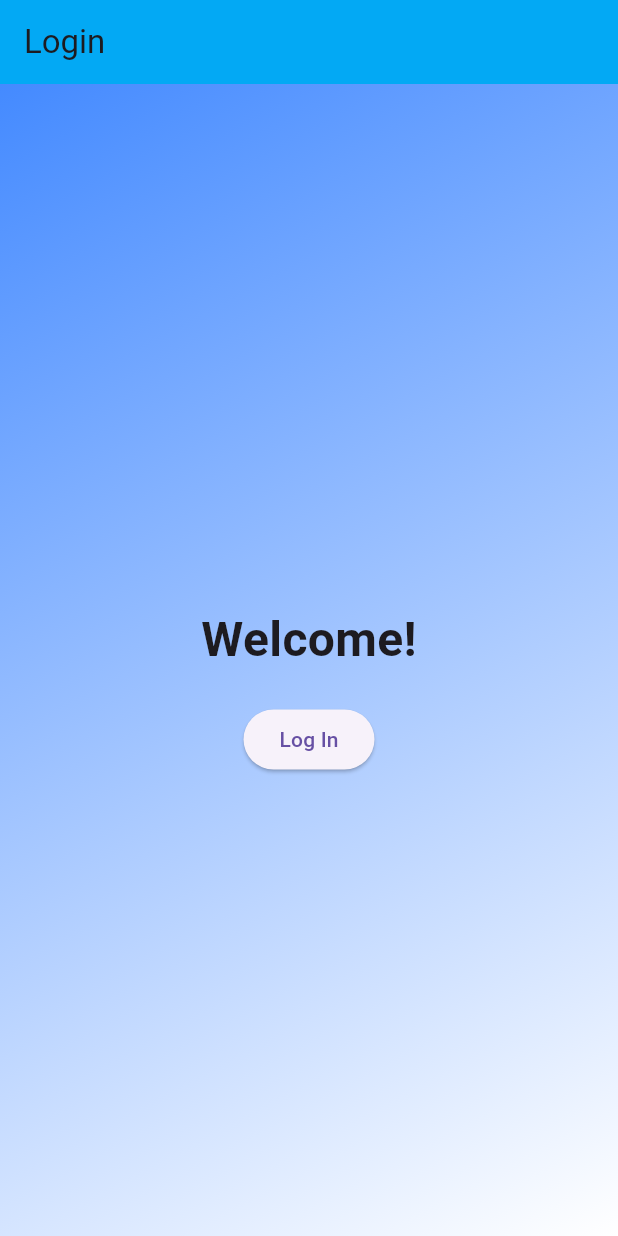
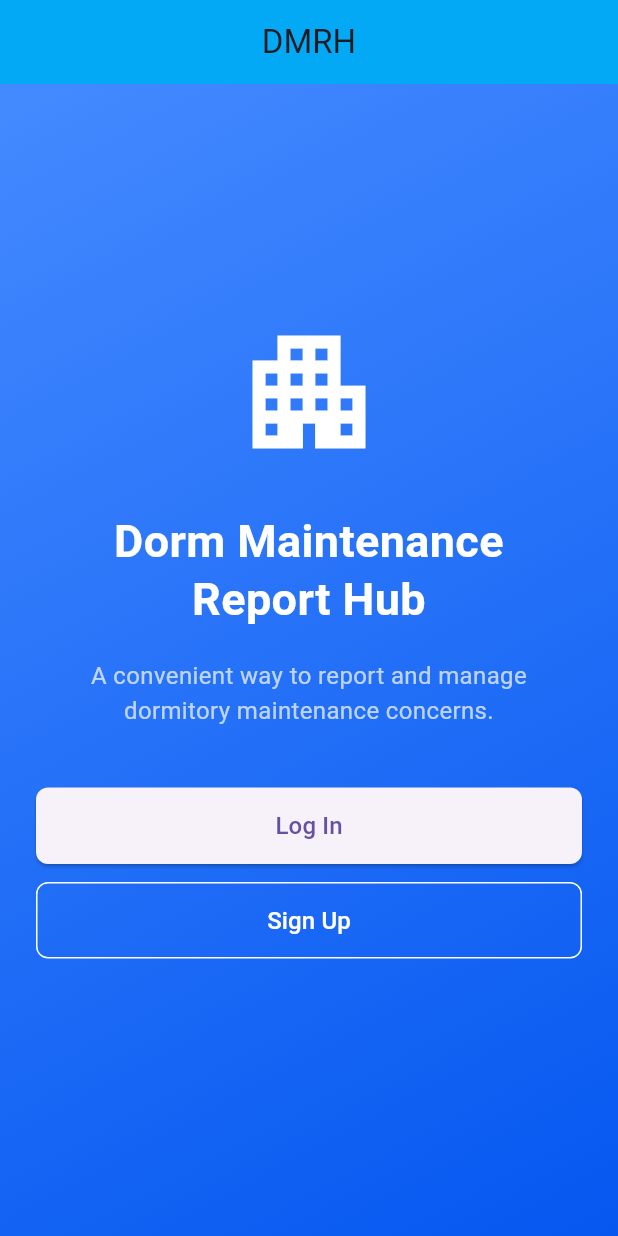
Before and after one commit to simonbravo64/maintenance-report, a Flutter app: the screen it shows after launch, on a phone screen of 412 x 824 dp. Run offline on Flutter 3.47's test engine with Material 3 defaults, Android fonts, the phone set to English and light mode, and no system bars; our stand-ins replace cloud_firestore, firebase_auth, firebase_core, image_picker; missing offline and left inert: mailer; accounts and stored records are empty.

Commit message:
added signup page, forgot password button to login page, and edited home page

```diff
--- a/lib/admin_panel_page.dart
+++ b/lib/admin_panel_page.dart
@@ -16,7 +16,7 @@ class AdminPanelState extends State<AdminPanel> {
   final TextEditingController passwordController = TextEditingController();
   final TextEditingController nameController = TextEditingController();
 
-  String selectedRole = 'dorm_manager'; // Default role
+  String selectedRole = 'user'; // Default role
   String? _userRole;
 
 
@@ -176,7 +176,7 @@ class AdminPanelState extends State<AdminPanel> {
                       selectedRole = value!;
                     });
                   },
-                  items: ['dorm_manager', 'admin', 'superadmin']
+                  items: ['user', 'admin', 'superadmin']
                       .map((role) => DropdownMenuItem(
                             value: role,
                             child: Text(role),
@@ -222,7 +222,7 @@ class AdminPanelState extends State<AdminPanel> {
                                 _updateUserRole(userId, newRole);
                               }
                             },
-                            items: ['admin', 'dorm_manager', 'superadmin']
+                            items: ['admin', 'user', 'superadmin']
                                 .map((role) => DropdownMenuItem(
                                       value: role,
                                       child: Text(role),
--- a/lib/dm_page.dart
+++ b/lib/dm_page.dart
@@ -267,7 +267,7 @@ class _ReportViewingPageState extends State<ReportViewingPage> {
         },
       ),
       ),
-    floatingActionButton: _userRole == 'dorm_manager'
+    floatingActionButton: _userRole == 'user'
           ? FloatingActionButton(
               onPressed: () {
                 // Navigate to the report submission page
@@ -477,7 +477,7 @@ A report "$reportTitle" has been marked as resolved.
 
                     List<Widget> actionButtons = [];
 
-                    if (userRole == 'dorm_manager' && (report['status'] != 'New' && report['status'] != 'Resolved' && report['status'] != 'Followed-Up by DM')) {
+                    if (userRole == 'user' && (report['status'] != 'New' && report['status'] != 'Resolved' && report['status'] != 'Followed-Up by DM')) {
                       actionButtons.add(
                         ElevatedButton(
                           onPressed: () {
@@ -493,8 +493,8 @@ A report "$reportTitle" has been marked as resolved.
                       );
                     }
 
-                  // Show "Mark as Resolved" button only for users with the "dorm_manager" role
-                    if (userRole == 'dorm_manager' && (report['status'] != 'New' && report['status'] != 'Resolved' && report['status'] != 'Followed-Up by DM')) {
+                  // Show "Mark as Resolved" button only for users with the "user" role
+                    if (userRole == 'user' && (report['status'] != 'New' && report['status'] != 'Resolved' && report['status'] != 'Followed-Up by DM')) {
                       actionButtons.add(
                         ElevatedButton(
                           onPressed: () async {
--- a/lib/home_page.dart
+++ b/lib/home_page.dart
@@ -1,50 +1,111 @@
+import 'package:dorm_maintenance_reporter/signup_page.dart';
 import 'login_page.dart';
 import 'package:flutter/material.dart';
+
 class HomePage extends StatelessWidget {
   const HomePage({super.key});
 
   @override
   Widget build(BuildContext context) {
+    final size = MediaQuery.of(context).size;
 
     return Scaffold(
       appBar: AppBar(
-        title: const Text('Login'),
+        title: const Text('DMRH'),
+        centerTitle: true,
+        elevation: 0,
       ),
       body: Container(
-        height: MediaQuery.of(context).size.height,
-        width: MediaQuery.of(context).size.width,
+        width: size.width,
+        height: size.height,
+        padding: const EdgeInsets.symmetric(horizontal: 24),
         decoration: const BoxDecoration(
           gradient: LinearGradient(
-            colors: [Colors.blueAccent, Color.fromARGB(255, 255, 255, 255)],
+            colors: [Colors.blueAccent, Color.fromARGB(255, 5, 87, 240)],
             begin: Alignment.topLeft,
             end: Alignment.bottomRight,
           ),
         ),
-
+        child: Center(
+          child: SingleChildScrollView(
             child: Column(
               mainAxisAlignment: MainAxisAlignment.center,
-          children: <Widget>[
-            const SizedBox(height: 50),
+              children: [
+                const Icon(
+                  Icons.apartment,
+                  size: 100,
+                  color: Colors.white,
+                ),
+                const SizedBox(height: 30),
                 const Text(
-              'Welcome!',
+                  'Dorm Maintenance\nReport Hub',
+                  textAlign: TextAlign.center,
                   style: TextStyle(
-                fontSize: 32,
+                    fontSize: 30,
                     fontWeight: FontWeight.bold,
+                    color: Colors.white,
+                    height: 1.3,
                   ),
                 ),
                 const SizedBox(height: 20),
-            ElevatedButton(
+                const Text(
+                  'A convenient way to report and manage\ndormitory maintenance concerns.',
+                  textAlign: TextAlign.center,
+                  style: TextStyle(
+                    fontSize: 16,
+                    color: Colors.white70,
+                  ),
+                ),
+                const SizedBox(height: 40),
+                SizedBox(
+                  width: double.infinity,
+                  child: ElevatedButton(
                     onPressed: () {
-                // Navigate to Login Page
                       Navigator.push(
                         context,
                         MaterialPageRoute(builder: (context) => const LoginPage()),
                       );
                     },
-              child: const Text('Log In'),
+                    style: ElevatedButton.styleFrom(
+                      padding: const EdgeInsets.symmetric(vertical: 14),
+                      shape: RoundedRectangleBorder(
+                        borderRadius: BorderRadius.circular(8),
                       ),
-            const SizedBox(height: 10),
+                    ),
+                    child: const Text(
+                      'Log In',
+                      style: TextStyle(fontSize: 16),
+                    ),
+                  ),
+                ),
+                const SizedBox(height: 12),
+                SizedBox(
+                  width: double.infinity,
+                  child: OutlinedButton(
+                    onPressed: () {
+                      Navigator.push(
+                        context,
+                        MaterialPageRoute(builder: (context) => const SignUpPage()),
+                      );
+                    },
+                    style: OutlinedButton.styleFrom(
+                      padding: const EdgeInsets.symmetric(vertical: 14),
+                      side: const BorderSide(color: Colors.white),
+                      shape: RoundedRectangleBorder(
+                        borderRadius: BorderRadius.circular(8),
+                      ),
+                      foregroundColor: Colors.white,
+                    ),
+                    child: const Text(
+                      'Sign Up',
+                      style: TextStyle(fontSize: 16),
+                    ),
+                  ),
+                ),
+                const SizedBox(height: 30),
               ],
+            ),
+          ),
         ),
       ),
     );
--- a/lib/main.dart
+++ b/lib/main.dart
@@ -5,6 +5,7 @@ import 'package:flutter/material.dart';
 import 'package:firebase_core/firebase_core.dart';
 import 'package:flutter/services.dart';
 import 'package:firebase_auth/firebase_auth.dart';
+import 'launch_page.dart';
 
 
 void main() async {
@@ -24,14 +25,14 @@ class MyApp extends StatelessWidget {
       title: 'Flutter Demo',
       theme: ThemeData(
         appBarTheme: const AppBarTheme(
-          backgroundColor: Colors.lightBlue, // Set the default AppBar color
+          backgroundColor: Colors.lightBlue,
         ),
         primarySwatch: Colors.blue,
       ),
       home: const AuthWrapper(),
       routes: {
         '/home': (context) => const HomePage(),
-        '/login': (context) => const LoginPage(), // Define the login route here
+        '/login': (context) => const LoginPage(),
       },
     );
   }
--- a/lib/report_reply.dart
+++ b/lib/report_reply.dart
@@ -133,7 +133,7 @@ class ReplyToReportPageState extends State<ReplyToReportPage> {
     try {
       QuerySnapshot dmSnapshot = await FirebaseFirestore.instance
           .collection('users')
-          .where('role', isEqualTo: 'dorm_manager') // Get users with role "dorm_manager"
+          .where('role', isEqualTo: 'user') // Get users with role "user"
           .get();
 
       for (var doc in dmSnapshot.docs) {
```
Also changed, not shown: lib/login_page.dart (+60 -3 lines), lib/signup_page.dart (added, +101 -0 lines). Lines whose indentation alone changed are shown as unchanged.
